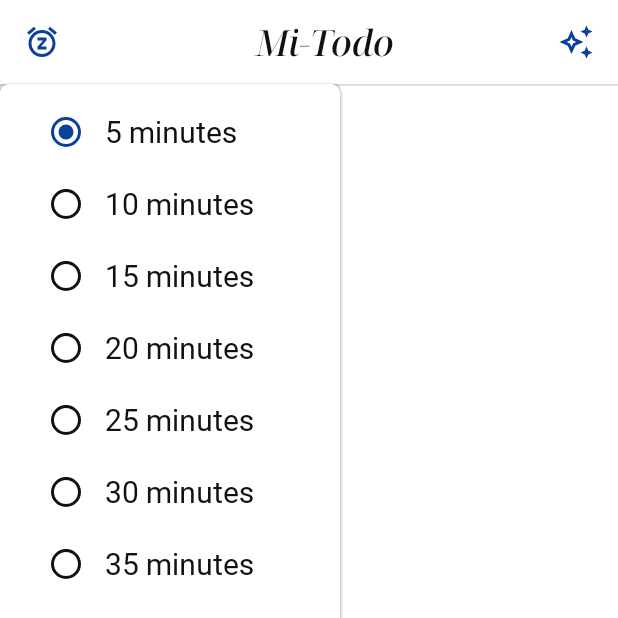
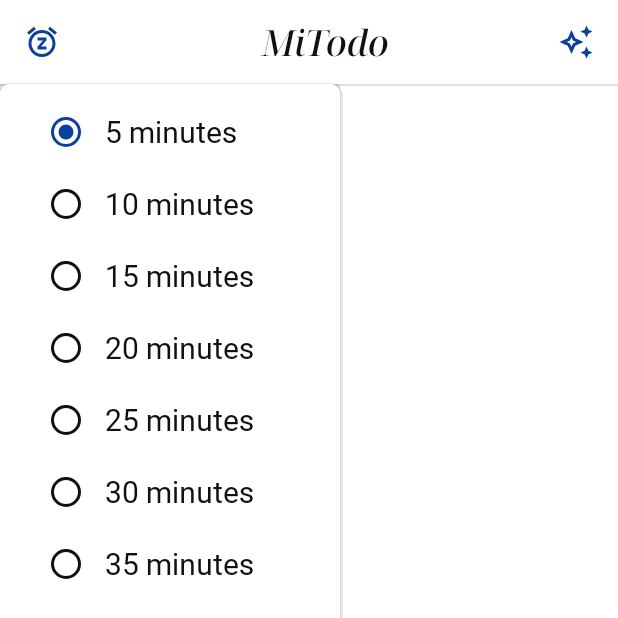
Before and after one commit to anorld-droid/Mi-Todo, an Android app built with Jetpack Compose: the screen it shows after launch (MainActivity), after a tap on "Snooze Time Icon", on a phone screen of 412 x 824 dp, the top half of it. Run offline under Robolectric (Android 15) with nearby library versions, the phone set to English and light mode, and no system bars; our stand-ins replace Room's generated code, accompanist; Roboto replaces fonts that are not available here; 1 statement that could not run was skipped.

Commit message:
updated the folder files.

```diff
--- a/app/src/main/res/values-night/themes.xml
+++ b/app/src/main/res/values-night/themes.xml
@@ -1,10 +1,10 @@
 <resources>
     <!-- Base application theme. -->
     <style name="Theme.MiTodo" parent="Theme.Material.DayNight.NoActionBar">
-        <item name="android:colorPrimary">#ff00ff</item>
-        <item name="android:colorAccent">#ff00ff</item>
-        <item name="android:statusBarColor">#FF0E3057</item>
-        <item name="android:navigationBarColor">#FF0E3057</item>
+        <item name="android:colorPrimary">#FF0F0F0F</item>
+        <item name="android:colorAccent">#FF0F0F0F</item>
+        <item name="android:statusBarColor">#FF0F0F0F</item>
+        <item name="android:navigationBarColor">#FF0F0F0F</item>
     </style>
 
     <style name="Theme.Material.DayNight.NoActionBar" parent="@android:style/Theme.Material.Light.NoActionBar" />
--- a/app/src/main/res/values/colors.xml
+++ b/app/src/main/res/values/colors.xml
@@ -7,7 +7,5 @@
     <color name="teal_700">#FF018786</color>
     <color name="black">#FF000000</color>
     <color name="white">#FFFFFFFF</color>
-    <color name="ic_launcher_background">#0E3057</color>
-
 
 </resources>
--- /dev/null
+++ b/app/src/main/res/values/ic_launcher_background.xml
@@ -0,0 +1,4 @@
+<?xml version="1.0" encoding="utf-8"?>
+<resources>
+    <color name="ic_launcher_background">#000000</color>
+</resources>
--- a/app/src/main/res/values/strings.xml
+++ b/app/src/main/res/values/strings.xml
@@ -1,5 +1,5 @@
 <resources>
-    <string name="app_name">Mi-Todo</string>
+    <string name="app_name">MiTodo</string>
     <string name="channel_name">Channel_One</string>
     <string name="channel_description">Notify Upcoming Task</string>
 </resources>
--- a/app/src/main/res/values/themes.xml
+++ b/app/src/main/res/values/themes.xml
@@ -1,13 +1,10 @@
 <resources>
     <!-- Base application theme. -->
     <style name="Theme.MiTodo" parent="Theme.Material.DayNight.NoActionBar">
-        <item name="android:colorPrimary">#ff00ff</item>
-        <item name="android:colorAccent">#ff00ff</item>
-        <item name="android:statusBarColor">#FF0E3057</item>
-        <item name="android:navigationBarColor">#FF0E3057</item>
+        <item name="android:colorPrimary">#C4FFFFFF</item>
+        <item name="android:colorAccent">#C4FFFFFF</item>
+        <item name="android:statusBarColor">#C4FFFFFF</item>
+        <item name="android:navigationBarColor">#C4FFFFFF</item>
     </style>
-
-
     <style name="Theme.Material.DayNight.NoActionBar" parent="@android:style/Theme.Material.Light.NoActionBar" />
-
 </resources>
```
